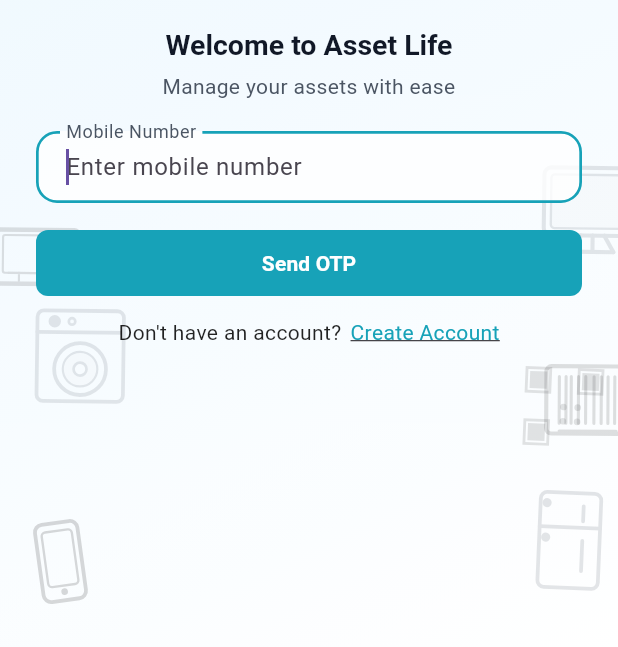
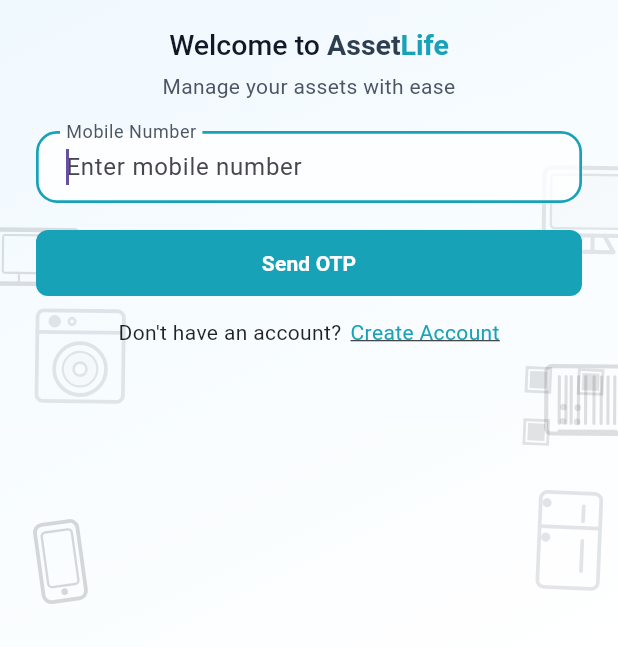
Before and after one commit to ravin-526/AssetLife-WorkSpace, a Flutter app: the screen it shows after launch, on a phone screen of 412 x 824 dp, the part 589-1236 px from its top. Run offline on Flutter 3.47's test engine with Material 3 defaults, Android fonts, the phone set to English and light mode, and no system bars; our stand-ins replace dio, fl_chart, flutter_secure_storage, flutter_svg; missing offline and left inert: syncfusion_flutter_pdfviewer; accounts and stored records are empty.

Commit message:
android app restored

```diff
--- a/mobile/lib/features/auth/screens/login_screen.dart
+++ b/mobile/lib/features/auth/screens/login_screen.dart
@@ -146,10 +146,37 @@ class _LoginScreenState extends State<LoginScreen> {
               filterQuality: FilterQuality.high,
             ),
             const SizedBox(height: 18),
-            Text(
-              'Welcome to Asset Life',
+            RichText(
               textAlign: TextAlign.center,
-              style: Theme.of(context).textTheme.titleLarge,
+              text: TextSpan(
+                style: Theme.of(context).textTheme.titleLarge?.copyWith(
+                  fontFamily: 'Roboto',
+                  fontWeight: FontWeight.w700,
+                ),
+                children: [
+                  TextSpan(
+                    text: 'Welcome to ',
+                    style: TextStyle(
+                      color: Theme.of(context).textTheme.titleLarge?.color,
+                      fontWeight: FontWeight.w500,
+                    ),
+                  ),
+                  TextSpan(
+                    text: 'Asset',
+                    style: TextStyle(
+                      color: Color(0xFF2C3E50),
+                      fontWeight: FontWeight.w700,
+                    ),
+                  ),
+                  TextSpan(
+                    text: 'Life',
+                    style: TextStyle(
+                      color: Color(0xFF17A2B8),
+                      fontWeight: FontWeight.w600,
+                    ),
+                  ),
+                ],
+              ),
             ),
             const SizedBox(height: 6),
             Text(
```
Also changed, not shown: mobile/lib/shared/widgets/app_drawer.dart (+22 -5 lines).
